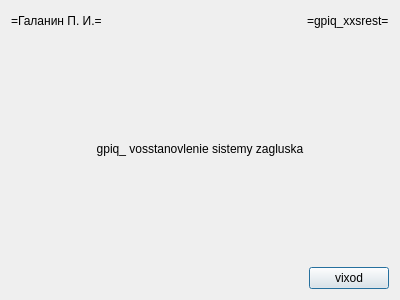
Qt form gpiq_/gpiq_/gpiq_xxsrest.ui (BrSTU-PO4-190333/5sem_NPO_old) before a commit.
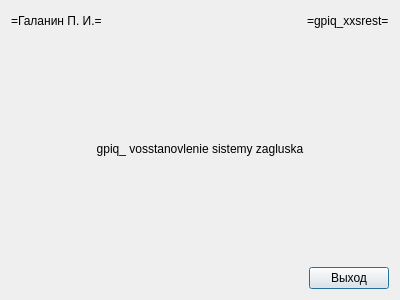
The same form after that commit.

Diff of the .ui file:
```diff
--- a/gpiq_/gpiq_/gpiq_xxsrest.ui
+++ b/gpiq_/gpiq_/gpiq_xxsrest.ui
@@ -102,7 +102,7 @@
      <item>
       <widget class="QPushButton" name="gpiq_xxsrest_exit_c">
        <property name="text">
-        <string>vixod</string>
+        <string>Выход</string>
        </property>
       </widget>
      </item>
```
